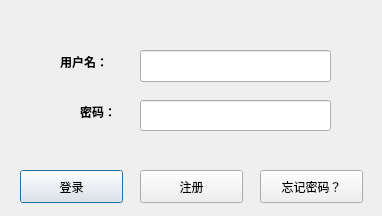
This is ui/uilogin.ui in hepangda/pchat-client as Qt 5 draws it before an edit. The edited form follows.
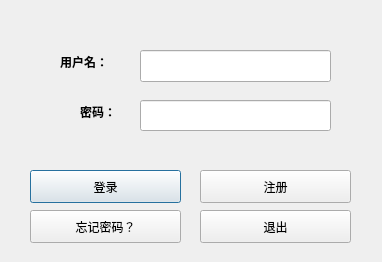
This is the edited form.

Patch:
```diff
--- a/ui/uilogin.ui
+++ b/ui/uilogin.ui
@@ -10,7 +10,7 @@
     <x>0</x>
     <y>0</y>
     <width>382</width>
-    <height>216</height>
+    <height>262</height>
    </rect>
   </property>
   <property name="minimumSize">
@@ -21,8 +21,8 @@
   </property>
   <property name="maximumSize">
    <size>
-    <width>382</width>
-    <height>216</height>
+    <width>10000</width>
+    <height>10000</height>
    </size>
   </property>
   <property name="windowTitle">
@@ -60,9 +60,9 @@
   <widget class="QPushButton" name="btnLogin">
    <property name="geometry">
     <rect>
-     <x>20</x>
+     <x>30</x>
      <y>170</y>
-     <width>103</width>
+     <width>151</width>
      <height>33</height>
     </rect>
    </property>
@@ -105,9 +105,9 @@
   <widget class="QPushButton" name="btnRegister">
    <property name="geometry">
     <rect>
-     <x>140</x>
+     <x>200</x>
      <y>170</y>
-     <width>103</width>
+     <width>151</width>
      <height>33</height>
     </rect>
    </property>
@@ -118,9 +118,9 @@
   <widget class="QPushButton" name="btnForget">
    <property name="geometry">
     <rect>
-     <x>260</x>
-     <y>170</y>
-     <width>103</width>
+     <x>30</x>
+     <y>210</y>
+     <width>151</width>
      <height>33</height>
     </rect>
    </property>
@@ -128,6 +128,19 @@
     <string>忘记密码？</string>
    </property>
   </widget>
+  <widget class="QPushButton" name="btnExit">
+   <property name="geometry">
+    <rect>
+     <x>200</x>
+     <y>210</y>
+     <width>151</width>
+     <height>33</height>
+    </rect>
+   </property>
+   <property name="text">
+    <string>退出</string>
+   </property>
+  </widget>
  </widget>
  <resources/>
  <connections/>
```
